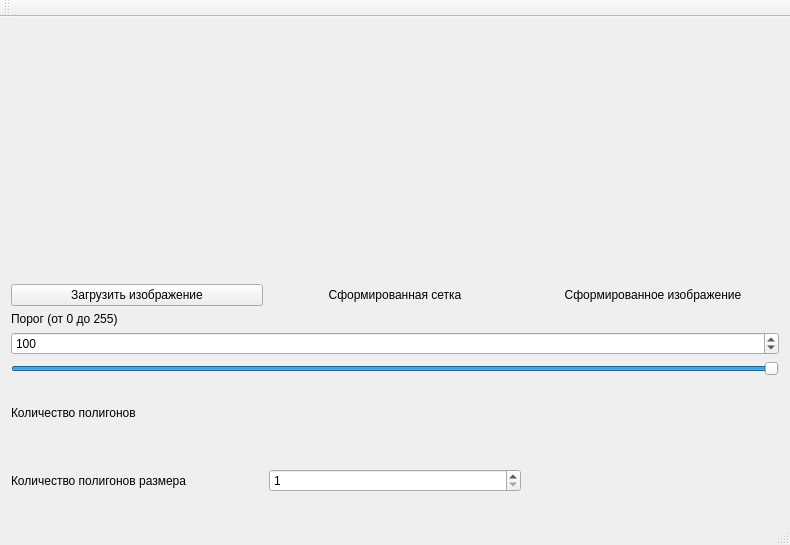
First picture: the form in model_main.ui, repository ashvalev78/polygons, before the edit.
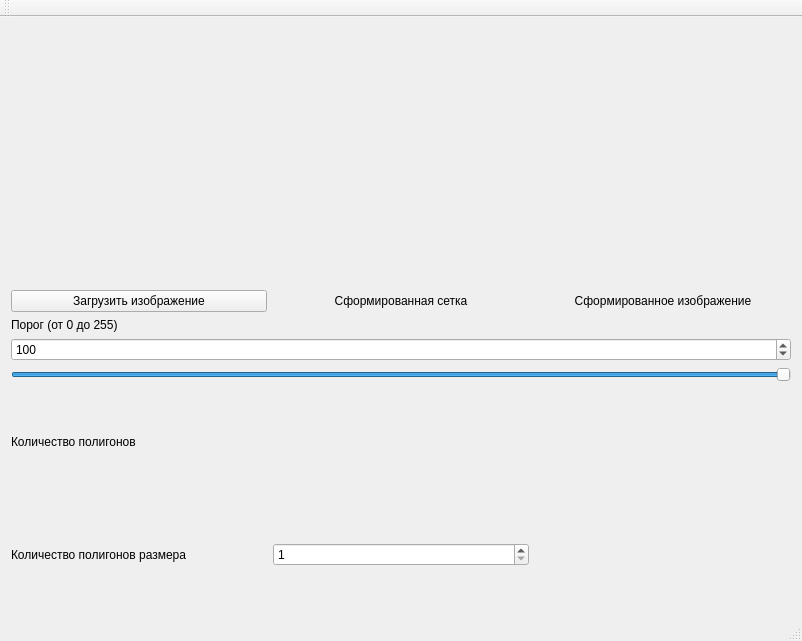
Second picture: the form after the edit.

```diff
--- a/model_main.ui
+++ b/model_main.ui
@@ -6,8 +6,8 @@
    <rect>
     <x>0</x>
     <y>0</y>
-    <width>790</width>
-    <height>545</height>
+    <width>797</width>
+    <height>641</height>
    </rect>
   </property>
   <property name="windowTitle">
@@ -25,14 +25,14 @@
            <widget class="QLabel" name="label_pic_src">
             <property name="minimumSize">
              <size>
-              <width>250</width>
-              <height>250</height>
+              <width>256</width>
+              <height>256</height>
              </size>
             </property>
             <property name="maximumSize">
              <size>
-              <width>250</width>
-              <height>250</height>
+              <width>256</width>
+              <height>256</height>
              </size>
             </property>
             <property name="text">
@@ -55,14 +55,14 @@
            <widget class="QLabel" name="label_pic_grid">
             <property name="minimumSize">
              <size>
-              <width>250</width>
-              <height>250</height>
+              <width>256</width>
+              <height>256</height>
              </size>
             </property>
             <property name="maximumSize">
              <size>
-              <width>250</width>
-              <height>250</height>
+              <width>256</width>
+              <height>256</height>
              </size>
             </property>
             <property name="text">
@@ -94,14 +94,14 @@
            <widget class="QLabel" name="label_pic_res">
             <property name="minimumSize">
              <size>
-              <width>250</width>
-              <height>250</height>
+              <width>256</width>
+              <height>256</height>
              </size>
             </property>
             <property name="maximumSize">
              <size>
-              <width>250</width>
-              <height>250</height>
+              <width>256</width>
+              <height>256</height>
              </size>
             </property>
             <property name="text">
```
Left out of the diff: 2 changed lines with no effect on the pictures.
